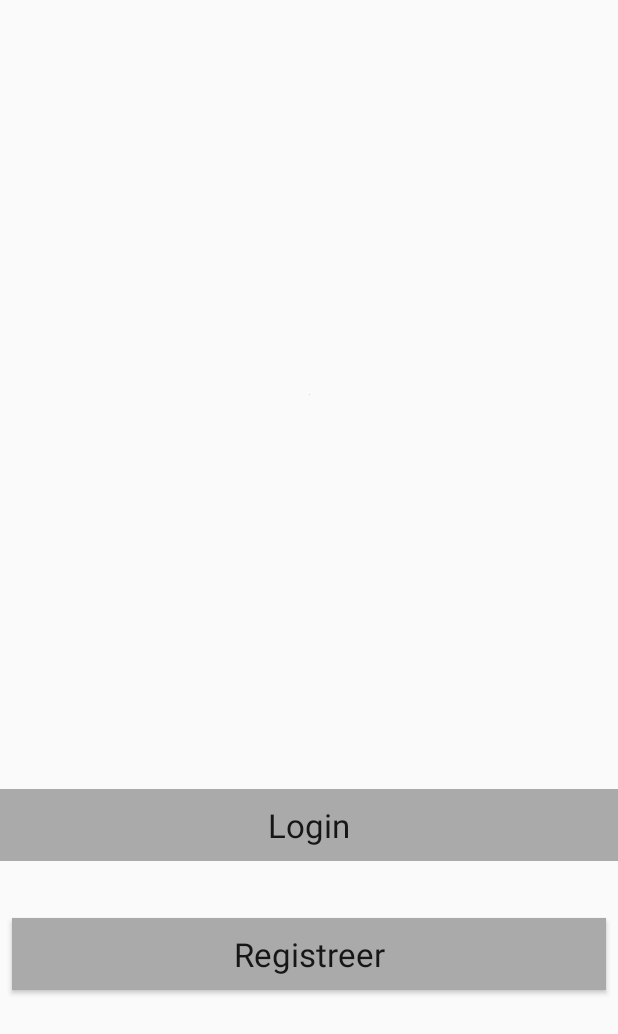
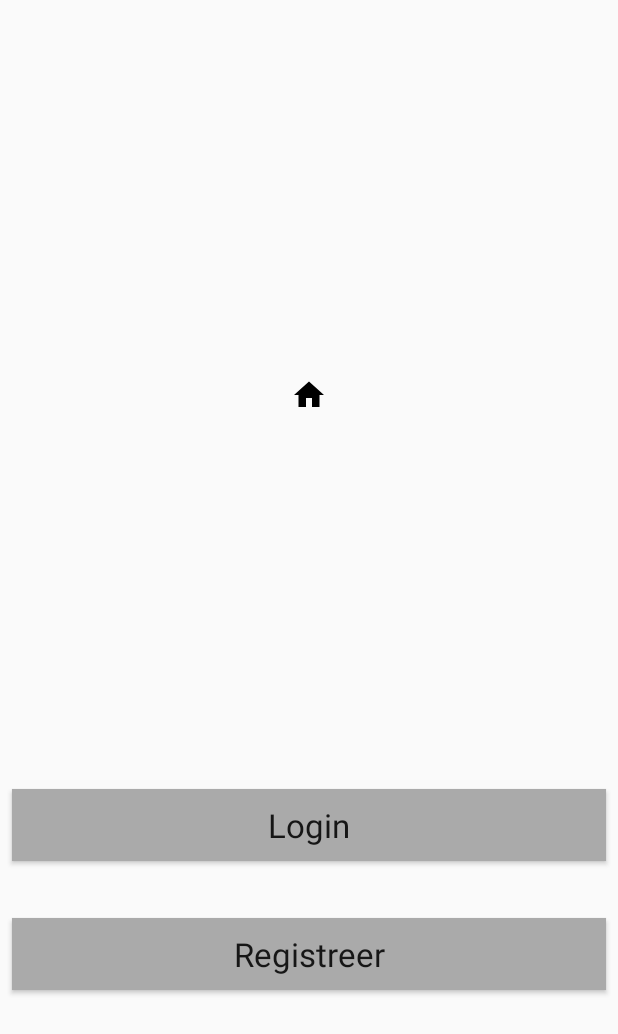
Before and after one commit to NickAelbrecht/herexAndroid, an Android app: the layout fragment_login.xml on its own in the app's theme, with its tools: preview values and no code run, on a phone screen of 412 x 824 dp. Shown: the top 1034 px of the screen. Run offline under Robolectric (Android 15) with nearby library versions, the light colour scheme and no system bars.

Commit message:
Changes to loginfragment layout

```diff
--- a/app/src/main/java/com/example/nick/herexamen/fragments/HomeFragment.kt
+++ b/app/src/main/java/com/example/nick/herexamen/fragments/HomeFragment.kt
@@ -35,6 +35,7 @@ class HomeFragment : Fragment() {
         inflater: LayoutInflater, container: ViewGroup?,
         savedInstanceState: Bundle?
     ): View? {
+        super.onCreateView(inflater, container, savedInstanceState)
         // Inflate the layout for this fragment
         return inflater.inflate(R.layout.fragment_home, container, false)
     }
--- a/app/src/main/java/com/example/nick/herexamen/fragments/LoginFragment.kt
+++ b/app/src/main/java/com/example/nick/herexamen/fragments/LoginFragment.kt
@@ -39,7 +39,7 @@ class LoginFragment : Fragment() {
         savedInstanceState: Bundle?
     ): View? {
         // Inflate the layout for this fragment
-
+        super.onCreateView(inflater, container, savedInstanceState)
         val view: View = inflater.inflate(R.layout.fragment_login, container, false)
         view.btn_login.setOnClickListener { showLogin() }
         view.btn_register.setOnClickListener { showRegister() }
--- a/app/src/main/res/layout/fragment_login.xml
+++ b/app/src/main/res/layout/fragment_login.xml
@@ -6,24 +6,24 @@
                                              android:layout_height="match_parent"
                                              tools:context=".fragments.LoginFragment">
 
-
     <Button
             android:text="Login"
-            android:layout_width="match_parent"
+            android:layout_width="0dp"
             android:layout_height="wrap_content"
             android:id="@+id/btn_login"
-            android:layout_marginBottom="8dp"
             app:layout_constraintBottom_toBottomOf="parent"
-            android:layout_marginTop="8dp"
             app:layout_constraintTop_toTopOf="parent"
             app:layout_constraintVertical_bias="0.682"
-            style="@style/Widget.AppCompat.Button.Borderless.Colored"
             android:background="@android:color/darker_gray"
-            android:textAppearance="@style/TextAppearance.AppCompat.Large" tools:layout_editor_absoluteX="8dp"/>
+            android:textAppearance="@style/TextAppearance.AppCompat.Large"
+            android:layout_marginStart="8dp"
+            app:layout_constraintStart_toStartOf="parent"
+            android:layout_marginEnd="8dp"
+            app:layout_constraintEnd_toEndOf="parent" android:layout_marginBottom="8dp" android:layout_marginTop="8dp"/>
 
     <Button
             android:text="Registreer"
-            android:layout_width="match_parent"
+            android:layout_width="0dp"
             android:layout_height="wrap_content"
             android:id="@+id/btn_register"
             app:layout_constraintStart_toStartOf="parent"
@@ -42,7 +42,6 @@
     <ImageView
             android:layout_width="wrap_content"
             android:layout_height="wrap_content"
-            tools:src="@tools:sample/avatars[11]"
             android:id="@+id/imageView"
             app:layout_constraintStart_toStartOf="parent"
             android:layout_marginStart="8dp"
@@ -51,5 +50,6 @@
             android:layout_marginTop="8dp"
             app:layout_constraintTop_toTopOf="parent"
             android:layout_marginBottom="8dp"
-            app:layout_constraintBottom_toTopOf="@+id/btn_login"/>
+            app:layout_constraintBottom_toTopOf="@+id/btn_login"
+    android:src="@drawable/ic_home_black_24dp"/>
 </android.support.constraint.ConstraintLayout>
```
